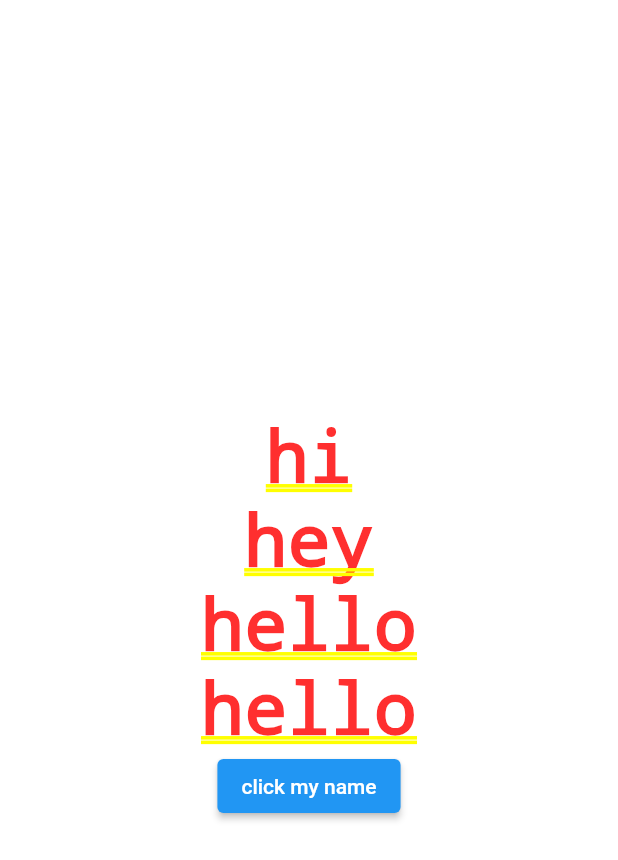
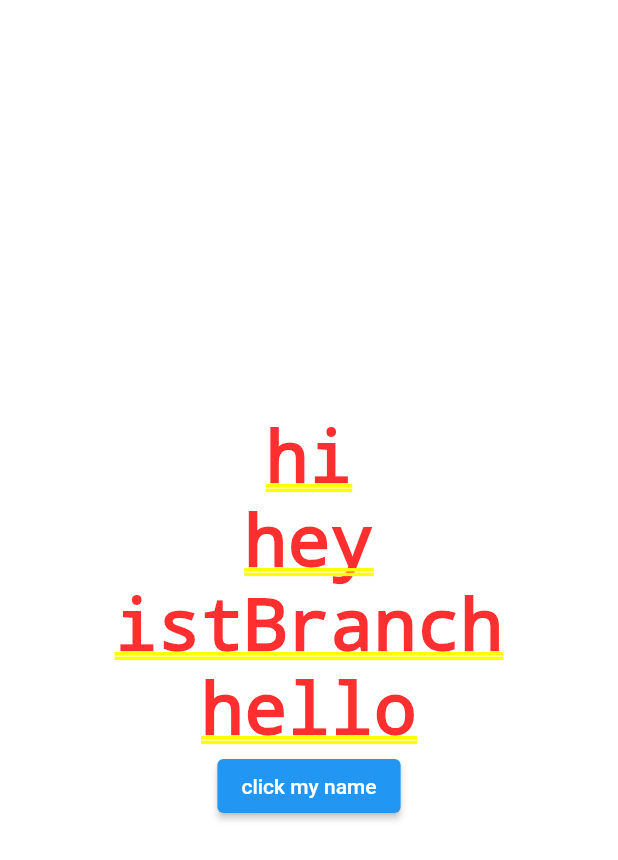
Before and after one commit to haroonBugti/day_fourteen, a Flutter app: the screen it shows after launch, on a phone screen of 412 x 824 dp. Shown: the top 860 px of the screen. Run offline on Flutter 3.47's test engine with Material 2 defaults, Android fonts, the phone set to English and light mode, and no system bars.

Commit message:
change in istBranch

```diff
--- a/lib/main.dart
+++ b/lib/main.dart
@@ -27,7 +27,7 @@ class _MyAppState extends State<MyApp> {
         children: [
           Text('hi'),
           Text('hey'),
-          Text('hello'),
+          Text('istBranch'),
           Text(temp),
           ElevatedButton(onPressed: (){
             setState(() {
```
